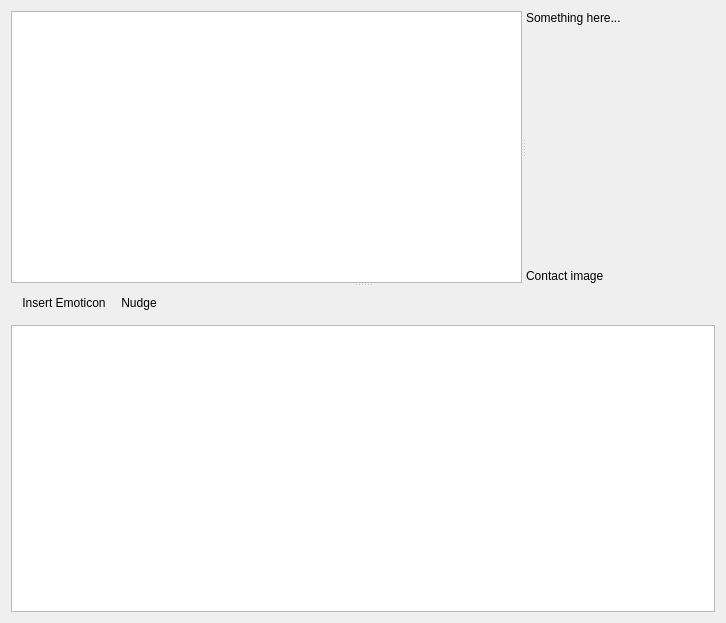
Before: the Qt Designer form amsn2/ui/front_ends/qt4/chatWindow.ui in xaionara/amsn2, drawn with Qt 5.
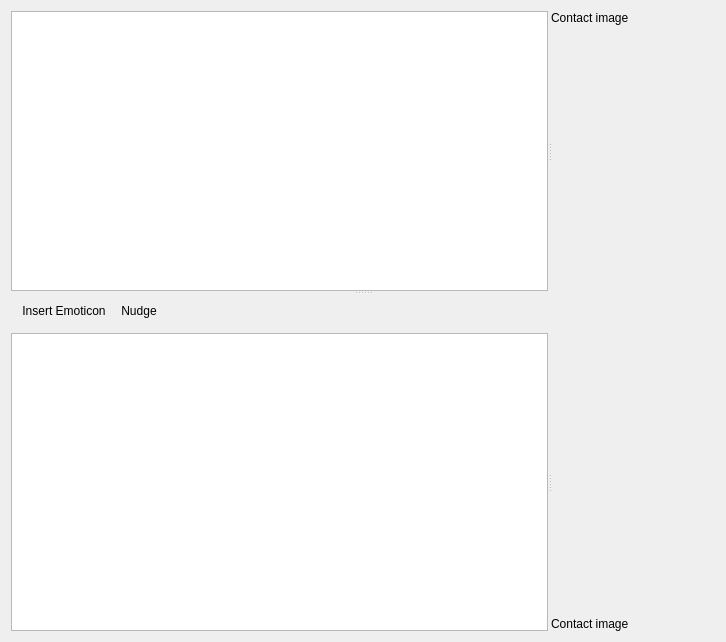
After: the same form once the commit is applied.

What changed in the file:
```diff
--- a/amsn2/ui/front_ends/qt4/chatWindow.ui
+++ b/amsn2/ui/front_ends/qt4/chatWindow.ui
@@ -7,9 +7,15 @@
     <x>0</x>
     <y>0</y>
     <width>726</width>
-    <height>623</height>
+    <height>642</height>
    </rect>
   </property>
+  <property name="sizePolicy">
+   <sizepolicy hsizetype="Preferred" vsizetype="Preferred">
+    <horstretch>0</horstretch>
+    <verstretch>0</verstretch>
+   </sizepolicy>
+  </property>
   <property name="windowTitle">
    <string>Form</string>
   </property>
@@ -19,10 +25,19 @@
      <property name="orientation">
       <enum>Qt::Vertical</enum>
      </property>
-     <widget class="QSplitter" name="splitter">
+     <widget class="QSplitter" name="textLayout">
+      <property name="sizePolicy">
+       <sizepolicy hsizetype="Expanding" vsizetype="Expanding">
+        <horstretch>0</horstretch>
+        <verstretch>0</verstretch>
+       </sizepolicy>
+      </property>
       <property name="orientation">
        <enum>Qt::Horizontal</enum>
       </property>
+      <property name="handleWidth">
+       <number>3</number>
+      </property>
       <widget class="QTextEdit" name="textEdit">
        <property name="undoRedoEnabled">
         <bool>false</bool>
@@ -35,8 +50,14 @@
        <layout class="QVBoxLayout" name="verticalLayout">
         <item>
          <widget class="QLabel" name="label">
+          <property name="maximumSize">
+           <size>
+            <width>16777215</width>
+            <height>16777215</height>
+           </size>
+          </property>
           <property name="text">
-           <string>Something here...</string>
+           <string>Contact image</string>
           </property>
          </widget>
         </item>
@@ -53,13 +74,6 @@
           </property>
          </spacer>
         </item>
-        <item>
-         <widget class="QLabel" name="label_2">
-          <property name="text">
-           <string>Contact image</string>
-          </property>
-         </widget>
-        </item>
        </layout>
       </widget>
      </widget>
@@ -105,7 +119,73 @@
         </widget>
        </item>
        <item>
-        <widget class="QTextEdit" name="inputWidget"/>
+        <widget class="QSplitter" name="splitter">
+         <property name="sizePolicy">
+          <sizepolicy hsizetype="Expanding" vsizetype="Expanding">
+           <horstretch>0</horstretch>
+           <verstretch>0</verstretch>
+          </sizepolicy>
+         </property>
+         <property name="orientation">
+          <enum>Qt::Horizontal</enum>
+         </property>
+         <property name="handleWidth">
+          <number>3</number>
+         </property>
+         <widget class="QTextEdit" name="inputWidget">
+          <property name="sizePolicy">
+           <sizepolicy hsizetype="Expanding" vsizetype="Expanding">
+            <horstretch>0</horstretch>
+            <verstretch>0</verstretch>
+           </sizepolicy>
+          </property>
+          <property name="maximumSize">
+           <size>
+            <width>16777215</width>
+            <height>16777215</height>
+           </size>
+          </property>
+          <property name="horizontalScrollBarPolicy">
+           <enum>Qt::ScrollBarAlwaysOff</enum>
+          </property>
+          <property name="lineWrapMode">
+           <enum>QTextEdit::WidgetWidth</enum>
+          </property>
+          <property name="textInteractionFlags">
+           <set>Qt::LinksAccessibleByMouse|Qt::TextEditable|Qt::TextEditorInteraction|Qt::TextSelectableByKeyboard|Qt::TextSelectableByMouse</set>
+          </property>
+         </widget>
+         <widget class="QWidget" name="layoutWidget">
+          <layout class="QVBoxLayout" name="verticalLayout_2">
+           <item>
+            <spacer name="verticalSpacer_2">
+             <property name="orientation">
+              <enum>Qt::Vertical</enum>
+             </property>
+             <property name="sizeHint" stdset="0">
+              <size>
+               <width>20</width>
+               <height>40</height>
+              </size>
+             </property>
+            </spacer>
+           </item>
+           <item>
+            <widget class="QLabel" name="label_2">
+             <property name="maximumSize">
+              <size>
+               <width>16777215</width>
+               <height>16777215</height>
+              </size>
+             </property>
+             <property name="text">
+              <string>Contact image</string>
+             </property>
+            </widget>
+           </item>
+          </layout>
+         </widget>
+        </widget>
        </item>
       </layout>
      </widget>
```
Left out of the diff: 2 changed lines with no effect on the pictures.
